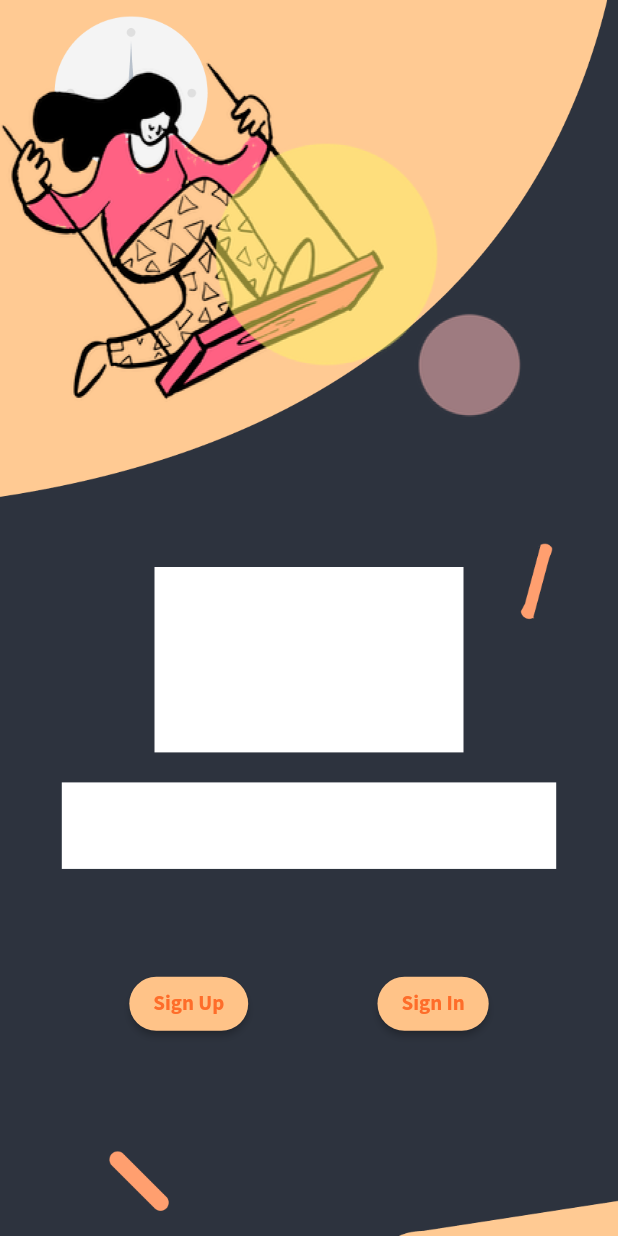
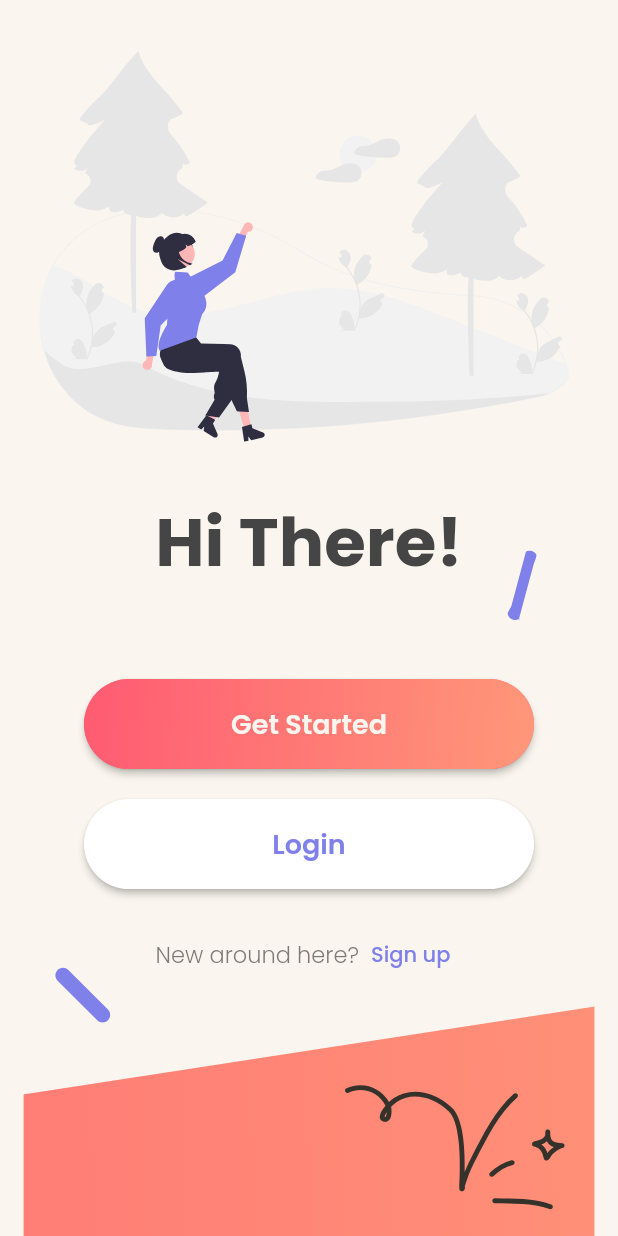
Before and after one commit to cyberwizard1001/events_app, a Flutter app: the screen it shows after launch, on a phone screen of 412 x 824 dp. Run offline on Flutter 3.47's test engine with Material 2 defaults, Android fonts, the phone set to English and light mode, and no system bars; our stand-ins replace auto_size_text, flutter_svg, google_fonts, responsive_sizer.

Commit message:
Redesigned homepage, applied new colorscheme

```diff
--- a/lib/screens/bottom_navg.dart
+++ b/lib/screens/bottom_navg.dart
@@ -25,9 +25,9 @@ class _BottomState extends State<Bottom> {
       bottomNavigationBar: BottomNavigationBar(
         currentIndex: currentIndex,
 
-        backgroundColor: colors.darkAccentColor,
-        selectedItemColor: colors.darkScaffoldColor.withOpacity( .80),
-        unselectedItemColor: colors.darkScaffoldColor.withOpacity( .40),
+        backgroundColor: colors.accentColor,
+        selectedItemColor: colors.scaffoldColor.withOpacity( .80),
+        unselectedItemColor: colors.scaffoldColor.withOpacity( .40),
         onTap: (index)=>setState(() {
           currentIndex=index;
         }),
--- a/lib/screens/category.dart
+++ b/lib/screens/category.dart
@@ -21,15 +21,15 @@ class CategoryScreen extends StatelessWidget {
   @override
   Widget build(BuildContext context) {
     return Scaffold(
-      backgroundColor: colors.darkScaffoldColor,
+      backgroundColor: colors.scaffoldColor,
       appBar:  AppBar(title: Center(
         child: Text("Categories", style:  GoogleFonts.sourceSansPro(
-            color: colors.darkPrimaryTextColor,
+            color: colors.primaryTextColor,
             fontWeight: FontWeight.w700),
 
         ),
       ),
-        backgroundColor: colors.darkScaffoldColor,
+        backgroundColor: colors.scaffoldColor,
 
 
 
--- a/lib/screens/home.dart
+++ b/lib/screens/home.dart
@@ -1,7 +1,6 @@
-import 'package:events_app/screens/sign_in.dart';
-import 'package:events_app/screens/sign_up.dart';
 import 'package:events_app/utils/colors.dart' as colors;
 import 'package:flutter/material.dart';
+import 'package:flutter_svg/flutter_svg.dart';
 import 'package:google_fonts/google_fonts.dart';
 
 class Home extends StatelessWidget {
@@ -12,71 +11,84 @@ class Home extends StatelessWidget {
     return Scaffold(
       body: Stack(
         children: [
-          Container(
-            decoration: const BoxDecoration(
-              image: DecorationImage(
-                image: AssetImage("assets/background.png"),
-                fit: BoxFit.cover,
-              ),
-            ),
-          ),
+          SvgPicture.asset('assets/svg/background.svg'),
           Column(
             mainAxisAlignment: MainAxisAlignment.center,
             crossAxisAlignment: CrossAxisAlignment.center,
             children: [
+              SizedBox(height: MediaQuery.of(context).size.height*0.2,),
+              Center(
+                  child: Text(
+                'Hi There!',
+                style: GoogleFonts.poppins(
+                    fontWeight: FontWeight.bold,
+                    fontSize: 45,
+                    color: colors.primaryTextColor),
+              )),
               SizedBox(
-                height: MediaQuery.of(context).size.height * 0.30,
+                height: MediaQuery.of(context).size.height * 0.07,
               ),
-              Padding(
-                padding: const EdgeInsets.only(bottom: 20.0),
-                child: SizedBox(
-                  height: MediaQuery.of(context).size.height * 0.15,
-                  width: MediaQuery.of(context).size.width * 0.5,
+              ElevatedButton(
+                onPressed: () {},
+                child: Ink(
+                  decoration: BoxDecoration(
+                      borderRadius: BorderRadius.circular(30),
+                      gradient: const LinearGradient(
+                          colors: [Color(0xffFF5B72), Color(0xffFF9779)],
+                          begin: Alignment.topLeft,
+                          end: Alignment.centerRight)),
                   child: Container(
-                    color: Colors.white,
+                    constraints: const BoxConstraints(maxWidth: 300.0, minHeight: 60),
+                    alignment: Alignment.center,
+                    child: Padding(
+                      padding: const EdgeInsets.all(8.0),
+                      child: Text(
+                        'Get Started',
+                        style: GoogleFonts.poppins(
+                            fontSize: 18,
+                            color: colors.secondaryTextColor,
+                            fontWeight: FontWeight.w600),
+                      ),
+                    ),
                   ),
                 ),
-              ),
-              SizedBox(
-                height: MediaQuery.of(context).size.height * 0.07,
-                width: MediaQuery.of(context).size.width * 0.8,
-                child: Container(
-                  color: Colors.white,
+                style: ElevatedButton.styleFrom(
+                  shape: RoundedRectangleBorder(
+                      borderRadius: BorderRadius.circular(80.0)),
+                  padding: const EdgeInsets.all(0.0),
                 ),
               ),
               Padding(
-                padding: EdgeInsets.only(
-                    top: MediaQuery.of(context).size.height * 0.08),
-                child: Row(
-                  mainAxisAlignment: MainAxisAlignment.spaceEvenly,
-                  children: [
-                    ElevatedButton(
-                        onPressed: () {
-                          Navigator.push(
-                              context,
-                              MaterialPageRoute(
-                                  builder: (context) => const SignUpWidget()));
-                        },
-                        child: Text(
-                          "Sign Up",
-                          style: GoogleFonts.sourceSansPro(
-                              color: colors.darkButtonTextColor,
-                          fontWeight: FontWeight.w700),
-                        )),
-                    ElevatedButton(
-                        onPressed: () {
-                          Navigator.push(
-                              context,
-                              MaterialPageRoute(
-                                  builder: (context) => const SignInWidget()));
-                        },
-                        child: Text("Sign In",
-                            style: GoogleFonts.sourceSansPro(
-                                color: colors.darkButtonTextColor,
-                            fontWeight: FontWeight.w700))),
-                  ],
-                ),
-              )
+                  padding: const EdgeInsets.symmetric(vertical: 20.0),
+                  child: ElevatedButton(
+                      style: ElevatedButton.styleFrom(
+                        primary: colors.whiteColor,
+                        shape: RoundedRectangleBorder(
+                            borderRadius: BorderRadius.circular(80.0)),
+                        padding: const EdgeInsets.all(0.0),
+                      ),
+                      onPressed: () {},
+                      child: Container(
+                          constraints:
+                              const BoxConstraints(maxWidth: 300.0, minHeight: 60),
+                          alignment: Alignment.center,
+                          child: Padding(
+                            padding: const EdgeInsets.all(8.0),
+                            child: Text(
+                              'Login',
+                              style: GoogleFonts.poppins(
+                                  fontSize: 18,
+                                  color: colors.tertiaryTextColor,
+                                  fontWeight: FontWeight.w600),
+                            ),
+                          )))),
+              Row(
+                mainAxisAlignment: MainAxisAlignment.center,
+                crossAxisAlignment: CrossAxisAlignment.center,
+                children: [
+                Text('New around here?',style: GoogleFonts.poppins(color: colors.primaryTextColor.withOpacity(0.7)),),
+                TextButton(onPressed: (){}, child: Text('Sign up',style: GoogleFonts.poppins(color: colors.tertiaryTextColor),))
+              ],)
             ],
           )
         ],
--- a/lib/screens/sign_in.dart
+++ b/lib/screens/sign_in.dart
@@ -32,7 +32,7 @@ class SignInWidget extends StatelessWidget {
                 Text(
                   "Sign In",
                   style: GoogleFonts.sourceSansPro(
-                      color: colors.darkAccentColor, fontSize: 40),
+                      color: colors.accentColor, fontSize: 40),
                 ),
                 Padding(
                   padding:
@@ -71,12 +71,12 @@ class SignInWidget extends StatelessWidget {
                         },
                         icon: Icon(
                           Icons.arrow_right_alt_rounded,
-                          color: colors.darkScaffoldColor,
+                          color: colors.scaffoldColor,
                         ),
                         label: Text(
                           "Sign In",
                           style: GoogleFonts.sourceSansPro(
-                              color: colors.darkButtonTextColor,
+                              color: colors.buttonTextColor,
                               fontWeight: FontWeight.w700),
                         )))
               ],
--- a/lib/utils/colors.dart
+++ b/lib/utils/colors.dart
@@ -1,15 +1,16 @@
 import 'package:flutter/material.dart';
 
-var darkScaffoldColor = const Color(0xff333947);
-var darkAccentColor = const Color(0xffFFC388);
-var darkPrimaryTextColor = Colors.white;
-var darkSecondaryTextColor = const Color(0xffFFC388);
-var darkTertiaryTextColor = const Color(0xff282D36);
+var scaffoldColor = const Color(0xffFAF6EF);
+var accentColor = const Color(0xffFF5B72);
+var primaryTextColor = const Color(0xff454545);
+var secondaryTextColor = const Color(0xffFAF6EF);
+var tertiaryTextColor = const Color(0xff7F80E9);
 var darkTextBoxColor = const Color(0xffdddee5);
-var darkButtonTextColor = const Color(0xffFE6D2A);
-var darkSecondAccentColor = const Color(0xffFFD390);
+var buttonTextColor = const Color(0xffFAF6EF);
+var secondAccentColor = const Color(0xffFFD390);
 var successColor = const Color(0xffB2E081);
 var errorColor = const Color.fromARGB(255, 255, 167, 167);
 var textBoxBorder = const Color(0xff6B737A);
+var whiteColor = const Color(0xffffffff);
 
 //var darkHintColor = Colors.black87;
--- a/lib/utils/themes.dart
+++ b/lib/utils/themes.dart
@@ -7,7 +7,7 @@ class darkTheme {
     return ThemeData(
       fontFamily: 'sourceSansPro',
       primaryColor: Colors.white,
-      scaffoldBackgroundColor: colors.darkScaffoldColor,
+      scaffoldBackgroundColor: colors.scaffoldColor,
       textTheme: TextTheme(
         headline1: GoogleFonts.sourceSansPro(
             color: Colors.white, fontSize: 40, fontWeight: FontWeight.w200),
@@ -20,25 +20,25 @@ class darkTheme {
         enabledBorder: OutlineInputBorder(
             borderSide: BorderSide(color: colors.textBoxBorder, width: 1.0)),
         focusedBorder: OutlineInputBorder(
-            borderSide: BorderSide(color: colors.darkAccentColor, width: 1.0)),
+            borderSide: BorderSide(color: colors.accentColor, width: 1.0)),
         border: OutlineInputBorder(
           borderSide: BorderSide(color: colors.textBoxBorder, width: 1.0),
         ),
         contentPadding: const EdgeInsets.all(7.0),
         labelStyle:
-            GoogleFonts.sourceSansPro(color: colors.darkPrimaryTextColor),
+            GoogleFonts.sourceSansPro(color: colors.primaryTextColor),
         floatingLabelStyle:
-            GoogleFonts.sourceSansPro(color: colors.darkPrimaryTextColor),
+            GoogleFonts.sourceSansPro(color: colors.primaryTextColor),
         hintStyle:
-            GoogleFonts.sourceSansPro(color: colors.darkPrimaryTextColor),
+            GoogleFonts.sourceSansPro(color: colors.primaryTextColor),
       ),
       buttonTheme: ButtonThemeData(
         shape: RoundedRectangleBorder(borderRadius: BorderRadius.circular(20)),
-        buttonColor: colors.darkButtonTextColor
+        buttonColor: colors.buttonTextColor
       ),
       elevatedButtonTheme: ElevatedButtonThemeData(
           style: ButtonStyle(
-            backgroundColor: MaterialStateProperty.all(colors.darkAccentColor),
+            backgroundColor: MaterialStateProperty.all(colors.accentColor),
             shape: MaterialStateProperty.all(RoundedRectangleBorder(borderRadius: BorderRadius.circular(20)),),
           )
       ),
--- a/lib/widgets/Categories.dart
+++ b/lib/widgets/Categories.dart
@@ -31,7 +31,7 @@ class Div extends StatelessWidget {
             color: Color(0xFF292D37),
             elevation: 20,
             child: InkWell(
-              splashColor: colors.darkAccentColor,
+              splashColor: colors.accentColor,
               onTap: () {
                 Navigator.of(context)
                     .push(MaterialPageRoute(builder: (context) => route));
@@ -54,7 +54,7 @@ class Div extends StatelessWidget {
                           title,
                           textAlign: TextAlign.right,
                           style: GoogleFonts.sourceSansPro(
-                              color: colors.darkAccentColor,
+                              color: colors.accentColor,
                               fontSize: 40,
                               fontWeight: FontWeight.w400),
                           maxLines: 1,
--- a/lib/widgets/appbar_back_button.dart
+++ b/lib/widgets/appbar_back_button.dart
@@ -30,7 +30,7 @@ class AppBarBackButton extends StatelessWidget implements PreferredSizeWidget {
           splashRadius: 20,
           icon: Icon(
             Icons.arrow_back,
-            color: colors.darkAccentColor,
+            color: colors.accentColor,
           ),
           onPressed: () {
             Navigator.pop(context);
@@ -40,7 +40,7 @@ class AppBarBackButton extends StatelessWidget implements PreferredSizeWidget {
       centerTitle: true,
       title: Text(
         title,
-        style: GoogleFonts.montserrat(fontSize: 20, color: colors.darkPrimaryTextColor),
+        style: GoogleFonts.montserrat(fontSize: 20, color: colors.primaryTextColor),
       ),
     );
   }
--- a/lib/widgets/data_card.dart
+++ b/lib/widgets/data_card.dart
@@ -63,7 +63,7 @@ class DataCard extends StatelessWidget {
                               maxLines: 3,
                               style: GoogleFonts.montserrat(
                                   fontSize: 25,
-                                  color: colors.darkPrimaryTextColor)),
+                                  color: colors.primaryTextColor)),
 
                         ],
                       ),
@@ -75,7 +75,7 @@ class DataCard extends StatelessWidget {
                       padding:
                           EdgeInsets.only(top: 8.0, bottom: 8.0, right: 8.0),
                       child: Icon(Icons.chevron_right,
-                          color: colors.darkPrimaryTextColor),
+                          color: colors.primaryTextColor),
                     ),
                     flex: 1,
                   ),
--- a/lib/widgets/events_preview.dart
+++ b/lib/widgets/events_preview.dart
@@ -33,7 +33,7 @@ class Events_Preview extends StatelessWidget {
                 ),),
               Text(eventName, style:  GoogleFonts.sourceSansPro(
                   fontSize: 30,
-                  color: colors.darkPrimaryTextColor,
+                  color: colors.primaryTextColor,
                   fontWeight: FontWeight.w700)),
             ],
           )
--- a/pubspec.yaml
+++ b/pubspec.yaml
@@ -66,6 +66,7 @@ flutter:
   # To add assets to your application, add an assets section, like this:
   assets:
     - assets/
+    - assets/svg/
   #   - images/a_dot_ham.jpeg
 
   # An image asset can refer to one or more resolution-specific "variants", see
```
Also changed, not shown: lib/screens/sign_up.dart (+4 -4 lines), lib/screens/upcoming_events.dart (+6 -4 lines), lib/widgets/profile.dart (+6 -6 lines), assets/svg/background.svg (added).
